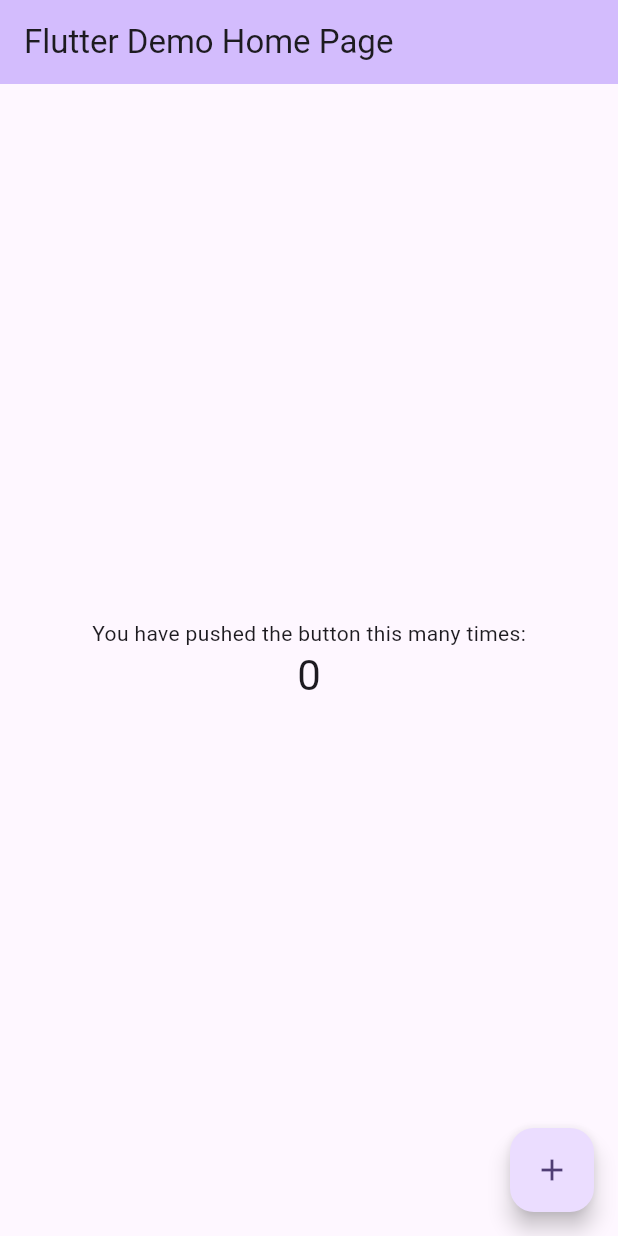
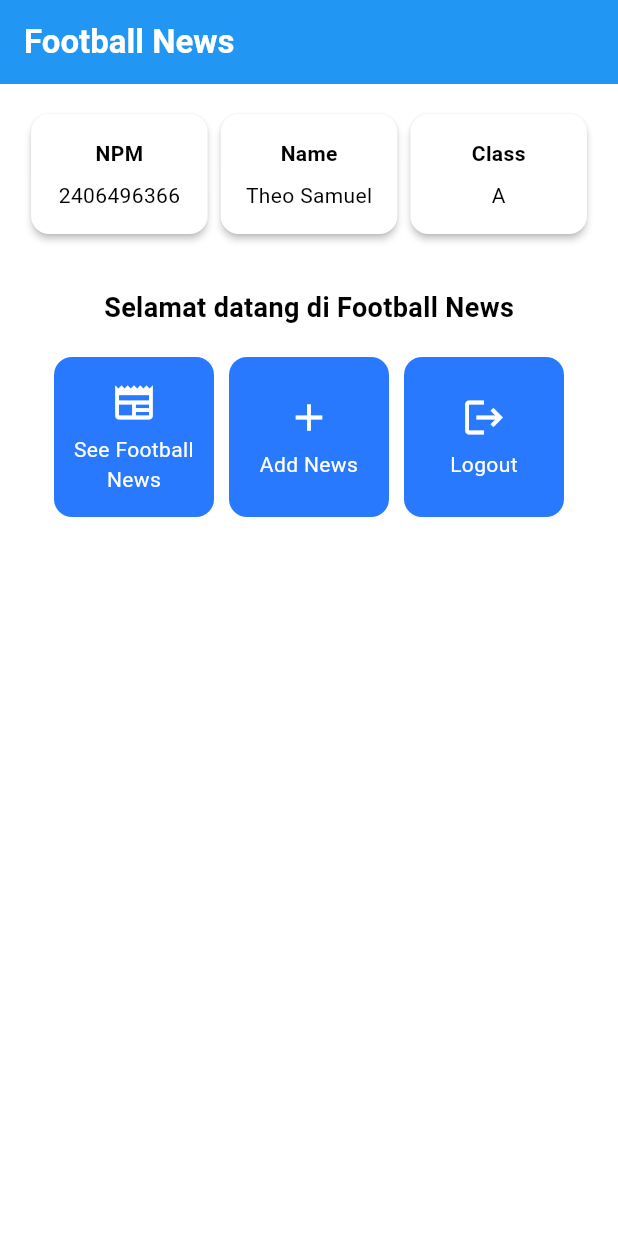
Before and after one commit to MRapricot1/football-news-mobile, a Flutter app: the screen it shows after launch, on a phone screen of 412 x 824 dp. Run offline on Flutter 3.47's test engine with Material 3 defaults, Android fonts, the phone set to English and light mode, and no system bars.

Commit message:
Done Tutor 6

```diff
--- a/football_news/lib/main.dart
+++ b/football_news/lib/main.dart
@@ -1,4 +1,5 @@
 import 'package:flutter/material.dart';
+import 'package:football_news/menu.dart';
 
 void main() {
   runApp(const MyApp());
@@ -28,95 +29,11 @@ class MyApp extends StatelessWidget {
         //
         // This works for code too, not just values: Most code changes can be
         // tested with just a hot reload.
-        colorScheme: ColorScheme.fromSeed(seedColor: Colors.deepPurple),
+
+         colorScheme: ColorScheme.fromSwatch(primarySwatch: Colors.blue)
+ .copyWith(secondary: Colors.blueAccent[400]),
       ),
-      home: const MyHomePage(title: 'Flutter Demo Home Page'),
+      home: MyHomePage(colorScheme: ColorScheme.fromSwatch(primarySwatch: Colors.blue).copyWith(secondary: Colors.blueAccent[400])),
     );
   }
 }
-
-class MyHomePage extends StatefulWidget {
-  const MyHomePage({super.key, required this.title});
-
-  // This widget is the home page of your application. It is stateful, meaning
-  // that it has a State object (defined below) that contains fields that affect
-  // how it looks.
-
-  // This class is the configuration for the state. It holds the values (in this
-  // case the title) provided by the parent (in this case the App widget) and
-  // used by the build method of the State. Fields in a Widget subclass are
-  // always marked "final".
-
-  final String title;
-
-  @override
-  State<MyHomePage> createState() => _MyHomePageState();
-}
-
-class _MyHomePageState extends State<MyHomePage> {
-  int _counter = 0;
-
-  void _incrementCounter() {
-    setState(() {
-      // This call to setState tells the Flutter framework that something has
-      // changed in this State, which causes it to rerun the build method below
-      // so that the display can reflect the updated values. If we changed
-      // _counter without calling setState(), then the build method would not be
-      // called again, and so nothing would appear to happen.
-      _counter++;
-    });
-  }
-
-  @override
-  Widget build(BuildContext context) {
-    // This method is rerun every time setState is called, for instance as done
-    // by the _incrementCounter method above.
-    //
-    // The Flutter framework has been optimized to make rerunning build methods
-    // fast, so that you can just rebuild anything that needs updating rather
-    // than having to individually change instances of widgets.
-    return Scaffold(
-      appBar: AppBar(
-        // TRY THIS: Try changing the color here to a specific color (to
-        // Colors.amber, perhaps?) and trigger a hot reload to see the AppBar
-        // change color while the other colors stay the same.
-        backgroundColor: Theme.of(context).colorScheme.inversePrimary,
-        // Here we take the value from the MyHomePage object that was created by
-        // the App.build method, and use it to set our appbar title.
-        title: Text(widget.title),
-      ),
-      body: Center(
-        // Center is a layout widget. It takes a single child and positions it
-        // in the middle of the parent.
-        child: Column(
-          // Column is also a layout widget. It takes a list of children and
-          // arranges them vertically. By default, it sizes itself to fit its
-          // children horizontally, and tries to be as tall as its parent.
-          //
-          // Column has various properties to control how it sizes itself and
-          // how it positions its children. Here we use mainAxisAlignment to
-          // center the children vertically; the main axis here is the vertical
-          // axis because Columns are vertical (the cross axis would be
-          // horizontal).
-          //
-          // TRY THIS: Invoke "debug painting" (choose the "Toggle Debug Paint"
-          // action in the IDE, or press "p" in the console), to see the
-          // wireframe for each widget.
-          mainAxisAlignment: MainAxisAlignment.center,
-          children: <Widget>[
-            const Text('You have pushed the button this many times:'),
-            Text(
-              '$_counter',
-              style: Theme.of(context).textTheme.headlineMedium,
-            ),
-          ],
-        ),
-      ),
-      floatingActionButton: FloatingActionButton(
-        onPressed: _incrementCounter,
-        tooltip: 'Increment',
-        child: const Icon(Icons.add),
-      ), // This trailing comma makes auto-formatting nicer for build methods.
-    );
-  }
-}
--- /dev/null
+++ b/football_news/lib/menu.dart
@@ -0,0 +1,189 @@
+import 'package:flutter/material.dart';
+
+class MyHomePage extends StatelessWidget {
+    MyHomePage({super.key, required ColorScheme colorScheme});
+
+    final String nama = "Theo Samuel"; //nama
+    final String npm = "2406496366"; //npm
+    final String kelas = "A"; //kelas
+
+    final List<ItemHomepage> items = [
+    ItemHomepage("See Football News", Icons.newspaper),
+    ItemHomepage("Add News", Icons.add),
+    ItemHomepage("Logout", Icons.logout),
+  ];
+
+
+    @override
+    Widget build(BuildContext context) {
+    // Scaffold menyediakan struktur dasar halaman dengan AppBar dan body.
+    return Scaffold(
+      // AppBar adalah bagian atas halaman yang menampilkan judul.
+      appBar: AppBar(
+        // Judul aplikasi "Football News" dengan teks putih dan tebal.
+        title: const Text(
+          'Football News',
+          style: TextStyle(
+            color: Colors.white,
+            fontWeight: FontWeight.bold,
+          ),
+        ),
+        // Warna latar belakang AppBar diambil dari skema warna tema aplikasi.
+        backgroundColor: Theme.of(context).colorScheme.primary,
+      ),
+      // Body halaman dengan padding di sekelilingnya.
+      body: Padding(
+        padding: const EdgeInsets.all(16.0),
+        // Menyusun widget secara vertikal dalam sebuah kolom.
+        child: Column(
+          crossAxisAlignment: CrossAxisAlignment.center,
+          children: [
+            // Row untuk menampilkan 3 InfoCard secara horizontal.
+            Row(
+              mainAxisAlignment: MainAxisAlignment.spaceEvenly,
+              children: [
+                InfoCard(title: 'NPM', content: npm),
+                InfoCard(title: 'Name', content: nama),
+                InfoCard(title: 'Class', content: kelas),
+              ],
+            ),
+
+            // Memberikan jarak vertikal 16 unit.
+            const SizedBox(height: 16.0),
+
+            // Menempatkan widget berikutnya di tengah halaman.
+            Center(
+              child: Column(
+                // Menyusun teks dan grid item secara vertikal.
+
+                children: [
+                  // Menampilkan teks sambutan dengan gaya tebal dan ukuran 18.
+                  const Padding(
+                    padding: EdgeInsets.only(top: 16.0),
+                    child: Text(
+                      'Selamat datang di Football News',
+                      style: TextStyle(
+                        fontWeight: FontWeight.bold,
+                        fontSize: 18.0,
+                      ),
+                    ),
+                  ),
+
+                  // Grid untuk menampilkan ItemCard dalam bentuk grid 3 kolom.
+                  GridView.count(
+                    primary: true,
+                    padding: const EdgeInsets.all(20),
+                    crossAxisSpacing: 10,
+                    mainAxisSpacing: 10,
+                    crossAxisCount: 3,
+                    // Agar grid menyesuaikan tinggi kontennya.
+                    shrinkWrap: true,
+
+                    // Menampilkan ItemCard untuk setiap item dalam list items.
+                    children: items.map((ItemHomepage item) {
+                      return ItemCard(item);
+                    }).toList(),
+                  ),
+                ],
+              ),
+            ),
+          ],
+        ),
+      ),
+    );
+
+    }
+
+}
+
+class InfoCard extends StatelessWidget {
+  // Kartu informasi yang menampilkan title dan content.
+
+  final String title;  // Judul kartu.
+  final String content;  // Isi kartu.
+
+  const InfoCard({super.key, required this.title, required this.content});
+
+  @override
+  Widget build(BuildContext context) {
+    return Card(
+      // Membuat kotak kartu dengan bayangan dibawahnya.
+      elevation: 2.0,
+      child: Container(
+        // Mengatur ukuran dan jarak di dalam kartu.
+        width: MediaQuery.of(context).size.width / 3.5, // menyesuaikan dengan lebar device yang digunakan.
+        padding: const EdgeInsets.all(16.0),
+        // Menyusun title dan content secara vertikal.
+        child: Column(
+          children: [
+            Text(
+              title,
+              style: const TextStyle(fontWeight: FontWeight.bold),
+            ),
+            const SizedBox(height: 8.0),
+            Text(content),
+          ],
+        ),
+      ),
+    );
+  }
+}
+class ItemHomepage {
+ final String name;
+ final IconData icon;
+
+ ItemHomepage(this.name, this.icon);
+}
+class ItemCard extends StatelessWidget {
+  // Menampilkan kartu dengan ikon dan nama.
+
+  final ItemHomepage item;
+
+  const ItemCard(this.item, {super.key});
+
+  @override
+  Widget build(BuildContext context) {
+    return Material(
+      // Menentukan warna latar belakang dari tema aplikasi.
+      color: Theme.of(context).colorScheme.secondary,
+      // Membuat sudut kartu melengkung.
+      borderRadius: BorderRadius.circular(12),
+
+      child: InkWell(
+        // Aksi ketika kartu ditekan.
+        onTap: () {
+          // Menampilkan pesan SnackBar saat kartu ditekan.
+          ScaffoldMessenger.of(context)
+            ..hideCurrentSnackBar()
+            ..showSnackBar(
+              SnackBar(content: Text("Kamu telah menekan tombol ${item.name}!"))
+            );
+        },
+        // Container untuk menyimpan Icon dan Text
+        child: Container(
+          padding: const EdgeInsets.all(8),
+          child: Center(
+            child: Column(
+              // Menyusun ikon dan teks di tengah kartu.
+              mainAxisAlignment: MainAxisAlignment.center,
+              children: [
+                Icon(
+                  item.icon,
+                  color: Colors.white,
+                  size: 30.0,
+                ),
+                const Padding(padding: EdgeInsets.all(3)),
+                Text(
+                  item.name,
+                  textAlign: TextAlign.center,
+                  style: const TextStyle(color: Colors.white),
+                ),
+              ],
+            ),
+          ),
+        ),
+      ),
+    );
+  }
+
+}
```
